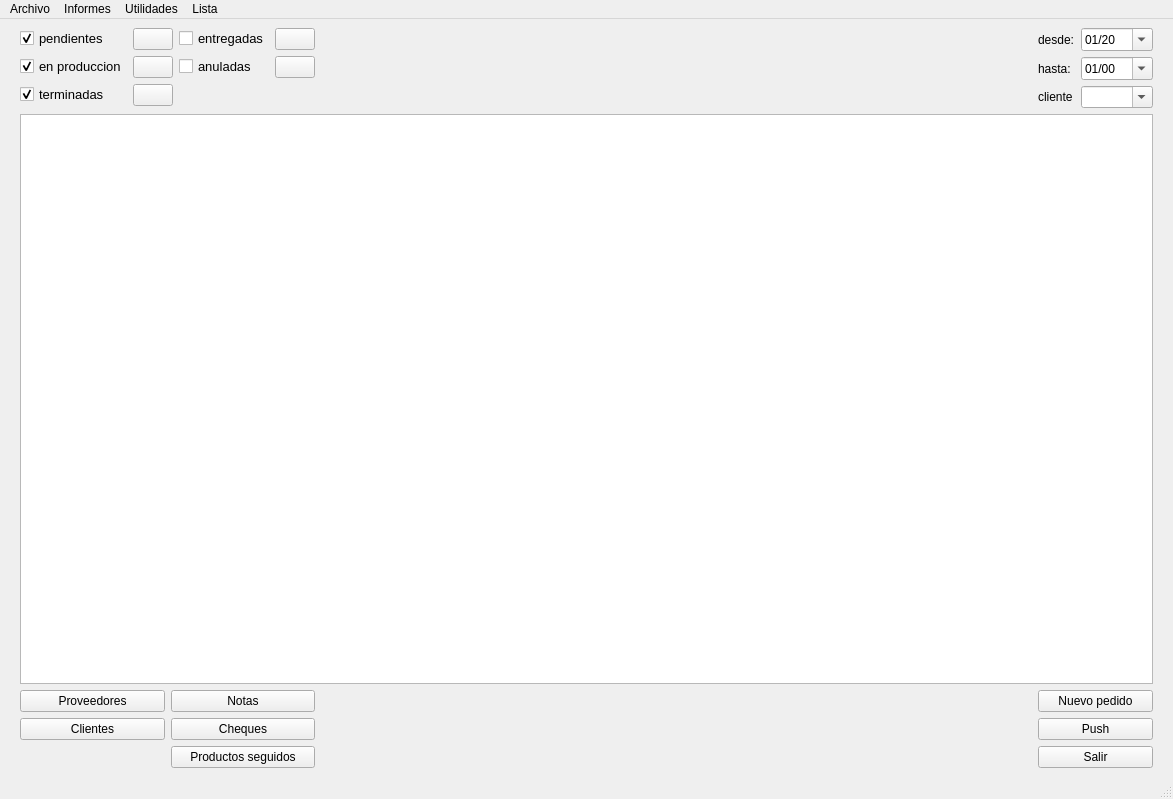
Before: the Qt Designer form infomesasmain.ui in waltermas-gitter/infomesas2, drawn with Qt 5.
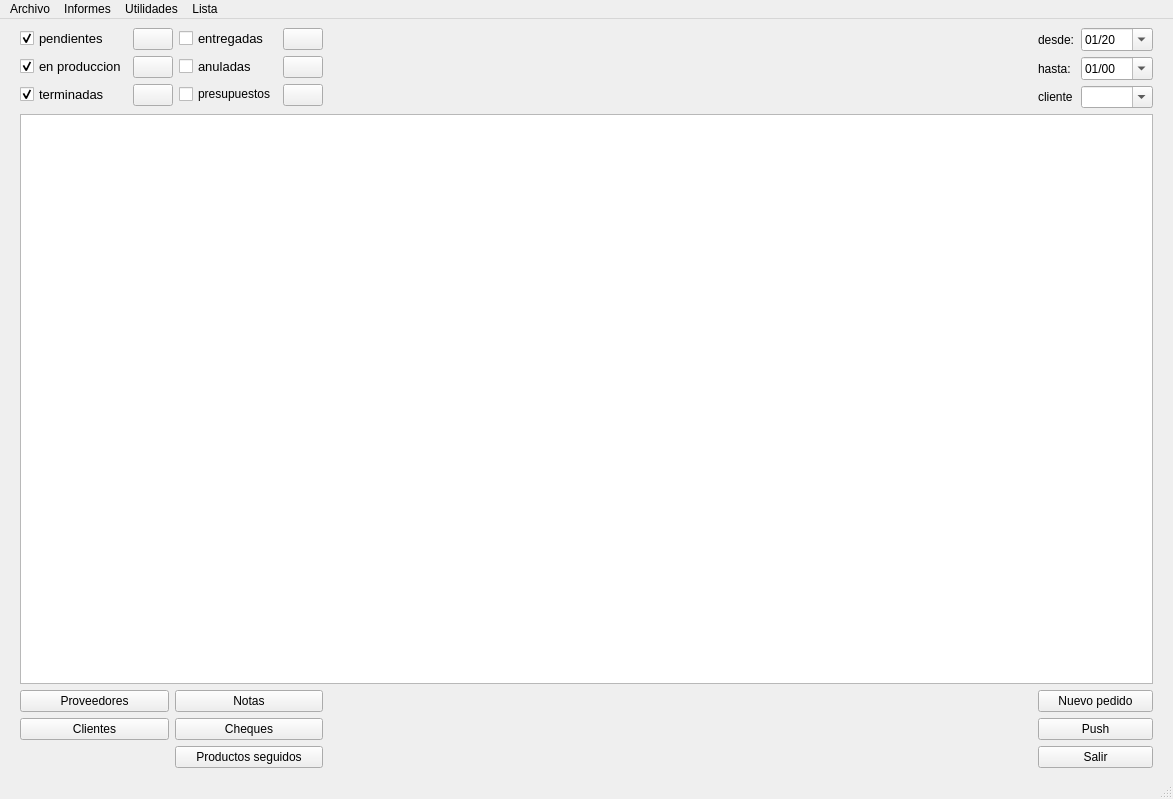
After: the same form once the commit is applied. Icons and pictures are not drawn.

```diff
--- a/infomesasmain.ui
+++ b/infomesasmain.ui
@@ -161,6 +161,24 @@
         </property>
        </widget>
       </item>
+      <item row="2" column="0">
+       <widget class="QCheckBox" name="presupuestosCheckBox">
+        <property name="text">
+         <string>presupuestos</string>
+        </property>
+       </widget>
+      </item>
+      <item row="2" column="1">
+       <widget class="QPushButton" name="soloPresupuestosPushButton">
+        <property name="text">
+         <string/>
+        </property>
+        <property name="icon">
+         <iconset resource="iconosResource.qrc">
+          <normaloff>:/icons/chain.png</normaloff>:/icons/chain.png</iconset>
+        </property>
+       </widget>
+      </item>
      </layout>
     </item>
     <item row="0" column="2">
```
